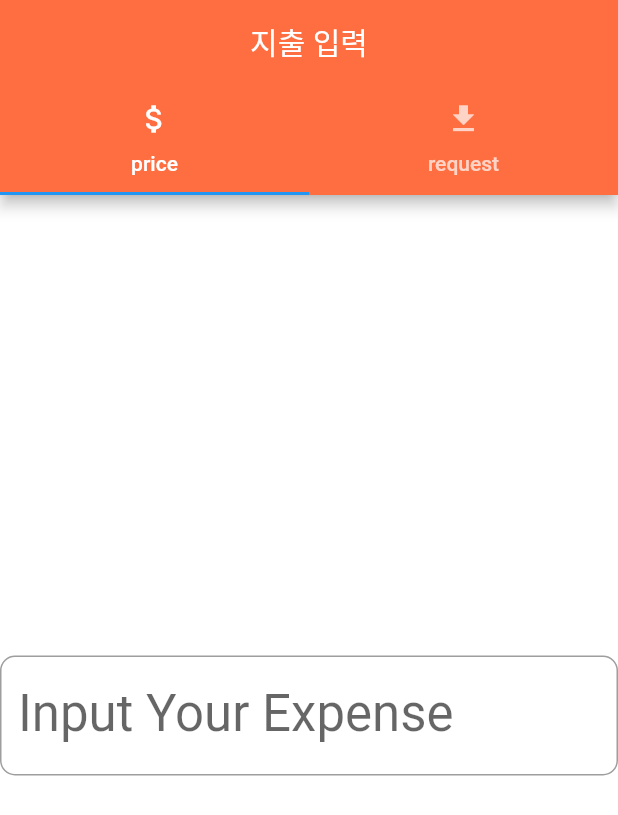
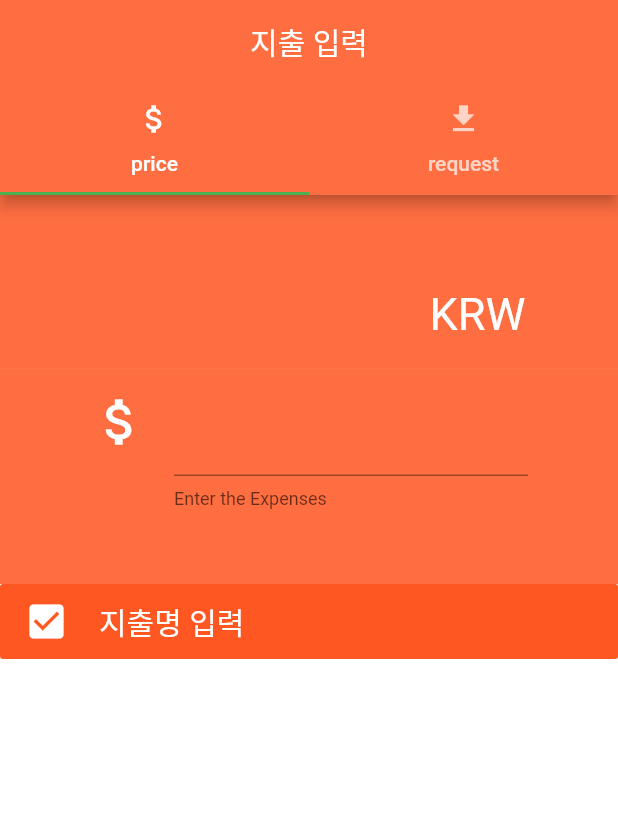
Before and after one commit to YUNHANKYU/HousekeepingBook, a Flutter app: the screen it shows after launch, on a phone screen of 412 x 824 dp. Shown: the top 815 px of the screen. Run offline on Flutter 3.47's test engine with Material 2 defaults, Android fonts, the phone set to English and light mode, and no system bars.

Commit message:
[UPDATE] 지출명 입력 추가, 페이지 수정

```diff
--- a/lib/src/app.dart
+++ b/lib/src/app.dart
@@ -26,10 +26,10 @@ class Bbumm extends StatelessWidget {
       title: 'Bbumm',
       theme: ThemeData(
         primaryColor: Colors.red,
-        primarySwatch: Colors.blue,
+        primarySwatch: Colors.green,
         scaffoldBackgroundColor: Colors.white,
       ),
-      home: Expanse(),
+      home: Expense(),
 //      home: StreamBuilder(
 //          stream: FirebaseAuth.instance.onAuthStateChanged,
 //          builder: (BuildContext context, snapshot) {
--- a/lib/src/expanse.dart
+++ b/lib/src/expanse.dart
@@ -1,70 +1,135 @@
 import 'package:flutter/material.dart';
+//import 'expense_input.dart';
+import 'expense_category.dart';
 
-class Expanse extends StatefulWidget {
+class Expense extends StatefulWidget {
   @override
-  _ExpanseState createState() => _ExpanseState();
+  _ExpenseState createState() => _ExpenseState();
 }
 
-class _ExpanseState extends State<Expanse> {
+class _ExpenseState extends State<Expense> {
   bool _inputlsValid = true;
+  TextEditingController _texteditcontroller = new TextEditingController();
+  String money = '';
+
+  void _submission(num) {
+    print('onSubmitted');
+  }
+
   @override
   Widget build(BuildContext context) {
     final _kTabPages = <Widget>[
-      Center(
-          child: TextField(
-            keyboardType: TextInputType.number,
-            style: Theme.of(context).textTheme.display1,
-            decoration: InputDecoration(
-              labelText: 'Input Your Expense',
-              errorText: _inputlsValid ? null : 'Pleas enter an integer!',
-              border: OutlineInputBorder(
-                borderRadius:  BorderRadius.all(Radius.circular(10.0)),
-                //borderSide:  BorderSide(width: 0.5, style: BorderStyle.solid)
-                gapPadding: 20.0
+      Column(
+        children: <Widget>[
+         _expenseInput(context), // Input widget
+         ExpenseCategory(), // Category class
+        ],
+      ),
+      Container(
+        padding: EdgeInsets.only(top:100, right:50, left:50),
+        color: Colors.cyan,
+        child: Column(
+          children:[
+            Text(
+              "Hi",
+              style: TextStyle(fontSize: 30, color: Colors.white),
+            ),
+          ]
         )
-
-            )
-          )
-
-
       ),
-      Center(child: Icon(Icons.alarm, size: 64.0, color: Colors.teal)),
     ];
     final _kTabs = <Tab>[
       Tab(icon: Icon (Icons.attach_money), text: 'price',
-
       ),
       Tab(icon: Icon(Icons.get_app), text: 'request'),
     ];
 
     return DefaultTabController(
         length: _kTabs.length,
+
         child: Scaffold(
           appBar: AppBar(
             title: Center(
                 child: Text('지출 입력')
             ),
             backgroundColor: Colors.deepOrangeAccent,
-          bottom: TabBar(
-            tabs:_kTabs,
+            bottom: new TabBar(
+              tabs: _kTabs,
               ),
             ),
-        body: TabBarView(
-          children: _kTabPages,
+
+          body: SafeArea(
+            child: Center(
+                //padding: EdgeInsets.symmetric(horizontal: 50.0),
+                //color: Colors.limeAccent,
+                child: Column(
+                  children:<Widget>[
+                    Flexible(
+                        child: Center(
+                          child: TabBarView(
+                            children:_kTabPages,
+                          ),
+                        )
+                    )
+                  ],
+                )
+            ),
           ),
         )
     );
   }
+
+  Widget _expenseInput(BuildContext context){
+    return Column(
+      mainAxisAlignment: MainAxisAlignment.spaceEvenly,
+      children: <Widget>[
+        Container(
+          padding: EdgeInsets.only(
+              right:MediaQuery.of(context).size.width*0.15,
+              top:MediaQuery.of(context).size.height*0.075
+          ),
+          //decoration: BoxDecoration(color: Colors.blue[500]),
+          color: Colors.deepOrangeAccent,
+          width: MediaQuery.of(context).size.width,
+          height: MediaQuery.of(context).size.height*0.14,
+          child: Text('KRW',
+            style: TextStyle(fontSize: 30, color: Colors.white),
+            textDirection: TextDirection.rtl,
+          ),
+        ),
+        Container(
+          padding: EdgeInsets.only(right:60, left:60, bottom: 50),
+          color: Colors.deepOrangeAccent,
+          child: TextField(
+            controller: _texteditcontroller,
+            textDirection: TextDirection.rtl,
+            style:TextStyle(fontSize:30, color:Colors.white, letterSpacing:2),
+            onEditingComplete: (){
+              money = _texteditcontroller.text;
+              print('onEditingComplete');
+              print(_texteditcontroller.text);
+            },
+            onSubmitted: _submission,
+            keyboardType: TextInputType.number,
+            decoration: InputDecoration(
+                //labelText: 'KRW',
+                //contentPadding: EdgeInsets.only(left:130),
+                //labelStyle: TextStyle(fontSize: 23, color: Colors.white,),
+                icon: Icon(
+                    Icons.attach_money, size: 40, color: Colors.white),
+                errorText: _inputlsValid ? null : 'Pleas enter an integer!',
+                focusedBorder: UnderlineInputBorder(borderSide:  BorderSide(color: Colors.limeAccent)),
+                helperText: 'Enter the Expenses',
+                suffix: IconButton(
+                    icon:Icon(Icons.close, color: Colors.white),
+                    onPressed:(){
+                      FocusScope.of(context).requestFocus(new FocusNode());
+                      _texteditcontroller.clear();
+                    })
+            ),
+          ),
+        ),
+      ],
+    );
   }
-
-//return Scaffold(
-//appBar: AppBar(
-//title: Center(
-//child: Text("지출 내용 등록"),
-//)
-//),
-//body: Container(
-//
-//
-//),
-//);
+}
--- /dev/null
+++ b/lib/src/expense_category.dart
@@ -0,0 +1,40 @@
+import 'package:flutter/material.dart';
+import 'expense_input.dart';
+
+class ExpenseCategory extends StatefulWidget {
+  @override
+  _ExpenseCategoryState createState() => _ExpenseCategoryState();
+}
+
+class _ExpenseCategoryState extends State<ExpenseCategory> {
+  @override
+  Widget build(BuildContext context) {
+    return ButtonTheme(
+      minWidth: 20.0,
+      height:50,
+      child: FlatButton(
+        color: Colors.deepOrange,
+        splashColor: null,//Colors.deepOrangeAccent,
+        onPressed: () {},
+        child: Row(
+          children: <Widget>[
+            Container(
+              padding: EdgeInsets.only(right:20),
+              child: Icon(
+                Icons.check_box,
+                size: 30,
+                color: Colors.white,
+              ),
+            ),
+            Container(
+              child: Text(
+                  '지출명 입력',
+                  style: TextStyle(fontSize: 20, color: Colors.white)
+              ),
+            ),
+          ],
+        ),
+      ),
+    );
+  }
+}
--- a/pubspec.yaml
+++ b/pubspec.yaml
@@ -28,6 +28,7 @@ dependencies:
   # The following adds the Cupertino Icons font to your application.
   # Use with the CupertinoIcons class for iOS style icons.
   cupertino_icons: ^0.1.2
+  bubble_tab_indicator: "^0.1.4"
 
 dev_dependencies:
   flutter_test:
```
Also changed, not shown: lib/src/expense_input.dart (added, +50 -0 lines), pubspec.lock. Lines whose indentation alone changed are shown as unchanged.
